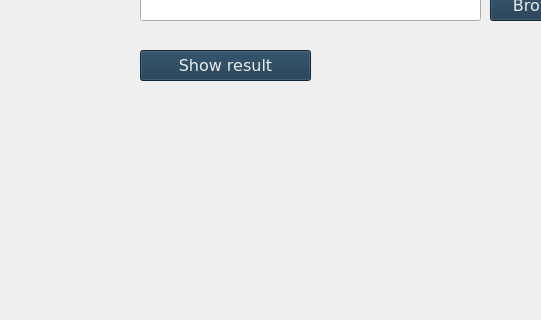
Old version of the form screens/ui_files/rlf.ui in the repository 0xdia/graph-coloring; both pictures show x 0 to 541 and y 190 to 510 of the 800 by 605 pixel window.
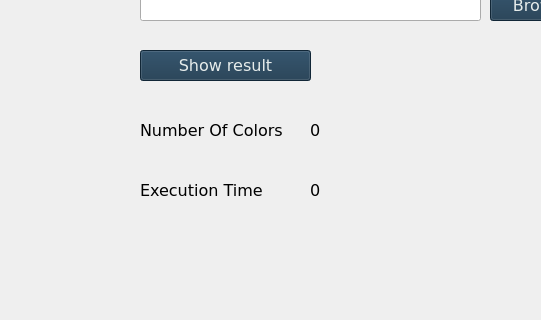
New version of the form.

Patch:
```diff
--- a/screens/ui_files/rlf.ui
+++ b/screens/ui_files/rlf.ui
@@ -99,6 +99,82 @@
      </rect>
     </property>
    </widget>
+   <widget class="QLabel" name="resultLabel1">
+    <property name="geometry">
+     <rect>
+      <x>140</x>
+      <y>310</y>
+      <width>151</width>
+      <height>21</height>
+     </rect>
+    </property>
+    <property name="font">
+     <font>
+      <family>Verdana</family>
+      <pointsize>12</pointsize>
+     </font>
+    </property>
+    <property name="text">
+     <string>Number Of Colors</string>
+    </property>
+   </widget>
+   <widget class="QLabel" name="result2">
+    <property name="geometry">
+     <rect>
+      <x>310</x>
+      <y>370</y>
+      <width>151</width>
+      <height>21</height>
+     </rect>
+    </property>
+    <property name="font">
+     <font>
+      <family>Verdana</family>
+      <pointsize>12</pointsize>
+     </font>
+    </property>
+    <property name="text">
+     <string>0</string>
+    </property>
+   </widget>
+   <widget class="QLabel" name="resultLabel2">
+    <property name="geometry">
+     <rect>
+      <x>140</x>
+      <y>370</y>
+      <width>151</width>
+      <height>21</height>
+     </rect>
+    </property>
+    <property name="font">
+     <font>
+      <family>Verdana</family>
+      <pointsize>12</pointsize>
+     </font>
+    </property>
+    <property name="text">
+     <string>Execution Time</string>
+    </property>
+   </widget>
+   <widget class="QLabel" name="result1">
+    <property name="geometry">
+     <rect>
+      <x>310</x>
+      <y>310</y>
+      <width>151</width>
+      <height>21</height>
+     </rect>
+    </property>
+    <property name="font">
+     <font>
+      <family>Verdana</family>
+      <pointsize>12</pointsize>
+     </font>
+    </property>
+    <property name="text">
+     <string>0</string>
+    </property>
+   </widget>
   </widget>
   <widget class="QMenuBar" name="menubar">
    <property name="geometry">
```
Left out of the diff: 6 changed lines with no effect on the pictures.
